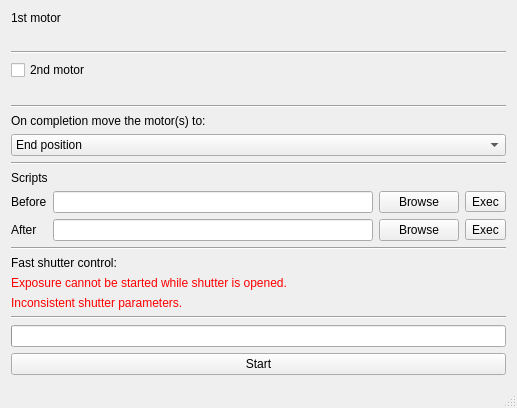
Before: the Qt Designer form mrtwindow.ui in AustralianSynchrotron/mrtgui, drawn with Qt 5.
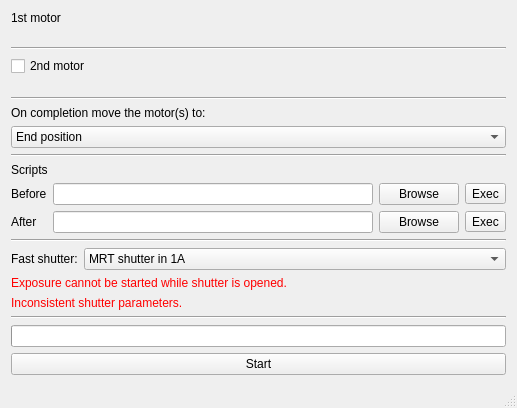
After: the same form once the commit is applied. Custom widgets are drawn as their Qt base class.

```diff
--- a/mrtwindow.ui
+++ b/mrtwindow.ui
@@ -169,11 +169,35 @@
         </widget>
        </item>
        <item>
-        <widget class="QLabel" name="label_3">
-         <property name="text">
-          <string>Fast shutter control:</string>
-         </property>
-        </widget>
+        <layout class="QHBoxLayout" name="horizontalLayout">
+         <item>
+          <widget class="QLabel" name="label_7">
+           <property name="sizePolicy">
+            <sizepolicy hsizetype="Fixed" vsizetype="Preferred">
+             <horstretch>0</horstretch>
+             <verstretch>0</verstretch>
+            </sizepolicy>
+           </property>
+           <property name="text">
+            <string>Fast shutter:</string>
+           </property>
+          </widget>
+         </item>
+         <item>
+          <widget class="QComboBox" name="comboBox">
+           <item>
+            <property name="text">
+             <string>MRT shutter in 1A</string>
+            </property>
+           </item>
+           <item>
+            <property name="text">
+             <string>Imaging Shutter</string>
+            </property>
+           </item>
+          </widget>
+         </item>
+        </layout>
        </item>
        <item>
         <layout class="QVBoxLayout" name="placeShutter"/>
```
